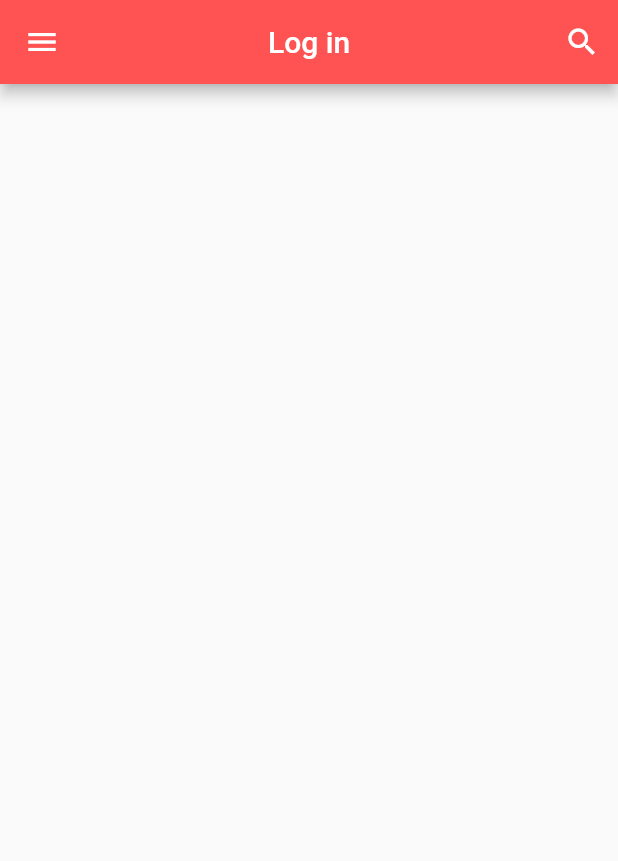
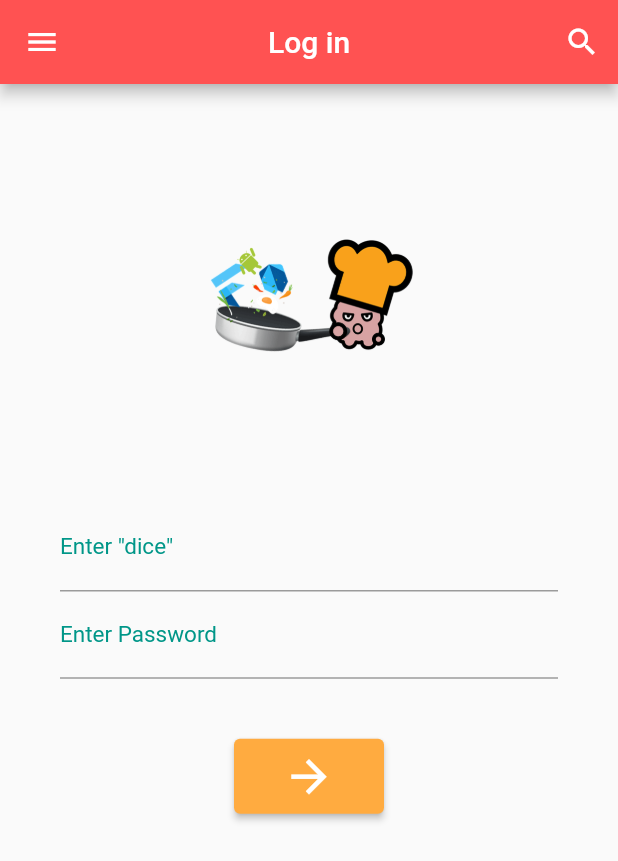
Before and after one commit to HRCEO/flutter_coding_chief, a Flutter app: the LogIn screen opened directly, on a phone screen of 412 x 824 dp. Shown: the top 861 px of the screen. Run offline on Flutter 3.47's test engine with Material 2 defaults, Android fonts, the phone set to English and light mode, and no system bars; our stand-ins replace fluttertoast.

Commit message:
dice game 완료

```diff
--- a/lib/spicy/dice_login/login_dice.dart
+++ b/lib/spicy/dice_login/login_dice.dart
@@ -1,4 +1,5 @@
 import 'package:flutter/material.dart';
+import 'dice.dart';
 
 void main() => runApp(MyApp());
 
@@ -13,7 +14,16 @@ class MyApp extends StatelessWidget {
   }
 }
 
-class LogIn extends StatelessWidget {
+class LogIn extends StatefulWidget {
+  @override
+  _LogInState createState() => _LogInState();
+}
+
+class _LogInState extends State<LogIn> {
+
+  TextEditingController controller = TextEditingController();
+  TextEditingController controller2 = TextEditingController();
+
   @override
   Widget build(BuildContext context) {
     return Scaffold(
@@ -21,16 +31,108 @@ class LogIn extends StatelessWidget {
         title: Text('Log in'),
         backgroundColor: Colors.redAccent,
         centerTitle: true,
-        leading: IconButton(
-            icon: Icon(Icons.menu),
-            onPressed: (){}
-        ),
+        leading: IconButton(icon: Icon(Icons.menu), onPressed: () {}),
         actions: <Widget>[
-          IconButton(
-              icon: Icon(Icons.search),
-              onPressed: (){}
-          )
+          IconButton(icon: Icon(Icons.search), onPressed: () {})
         ],
+      ),
+      body: Builder(
+        builder:(context) {
+          return GestureDetector(
+            onTap: (){
+              FocusScope.of(context).unfocus();
+            },
+            child: SingleChildScrollView(
+              child: Column(children: <Widget>[
+                Padding(padding: EdgeInsets.only(top: 50)),
+                Center(
+                  child: Image(
+                    image: AssetImage('lib/spicy/dice_login/image/chef.gif'),
+                    width: 170.0,
+                    height: 190.0,
+                  ),
+                ),
+                Form(
+                    child: Theme(
+                        data: ThemeData(
+                            primaryColor: Colors.teal,
+                            inputDecorationTheme: InputDecorationTheme(
+                                labelStyle:
+                                TextStyle(color: Colors.teal, fontSize: 15.0))),
+                        child: Container(
+                          padding: EdgeInsets.all(40.0),
+                          child: Column(
+                            children: [
+                              TextField(
+                                controller: controller,
+                                decoration: InputDecoration(
+                                  labelText: 'Enter "dice"',
+                                ),
+                                keyboardType: TextInputType.emailAddress,
+                              ),
+                              TextField(
+                                controller: controller2,
+                                decoration: InputDecoration(
+                                  labelText: 'Enter Password',
+                                ),
+                                keyboardType: TextInputType.text,
+                                obscureText: true,
+                              ),
+                              SizedBox(height: 40.0),
+                              ButtonTheme(
+                                minWidth: 100.0,
+                                height: 50.0,
+                                child: ElevatedButton(
+                                  child: Icon(
+                                    Icons.arrow_forward,
+                                    color: Colors.white,
+                                    size: 35.0,
+                                  ),
+                                  style:ElevatedButton.styleFrom(
+                                    primary: Colors.orangeAccent,
+                                    minimumSize : Size(100, 50),
+                                  ),
+                                  onPressed: (){
+                                    if(controller.text == 'dice'&& controller2.text == '1234'){
+                                      Navigator.push(
+                                        context,MaterialPageRoute(
+                                        builder: (BuildContext context)=>Dice(),),);
+                                    }
+                                    else if(controller.text == 'dice'&& controller2.text != '1234'){
+                                      ScaffoldMessenger.of(context).showSnackBar(
+                                        SnackBar(content: Text('Input Error PW'),
+                                          duration: Duration(seconds: 3),
+                                          backgroundColor: Colors.redAccent,
+                                        )
+                                      );
+                                    }
+                                    else if(controller.text != 'dice'&& controller2.text == '1234'){
+                                      ScaffoldMessenger.of(context).showSnackBar(
+                                          SnackBar(content: Text('Input Error ID'),
+                                            duration: Duration(seconds: 3),
+                                            backgroundColor: Colors.redAccent,
+                                          )
+                                      );
+                                    }
+                                    else{
+                                      ScaffoldMessenger.of(context).showSnackBar(
+                                          SnackBar(
+                                            content: Text('Need Input ID and PW'),
+                                            duration: Duration(seconds: 3),
+                                            backgroundColor: Colors.redAccent,
+                                          )
+                                      );
+                                    }
+                                  },
+                                ),
+                              ),
+                            ],
+                          ),
+                        ))),
+              ]),
+            ),
+          );
+        },
       ),
     );
   }
--- a/pubspec.yaml
+++ b/pubspec.yaml
@@ -51,6 +51,7 @@ flutter:
     - img_file/golf.jpg
     - img_file/rain.png
     - img_file/rong.png
+    - lib/spicy/dice_login/image/
 
   # An image asset can refer to one or more resolution-specific "variants", see
   # https://flutter.dev/assets-and-images/#resolution-aware.
```
Also changed, not shown: lib/spicy/dice_login/dice.dart (added, +75 -0 lines).
